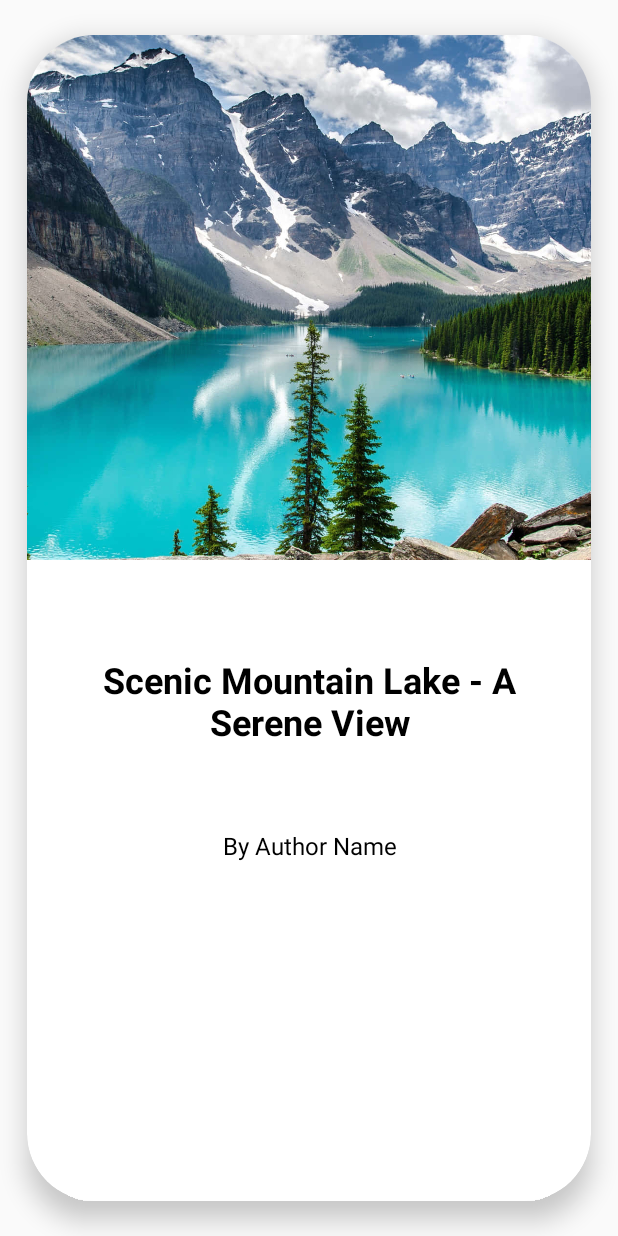
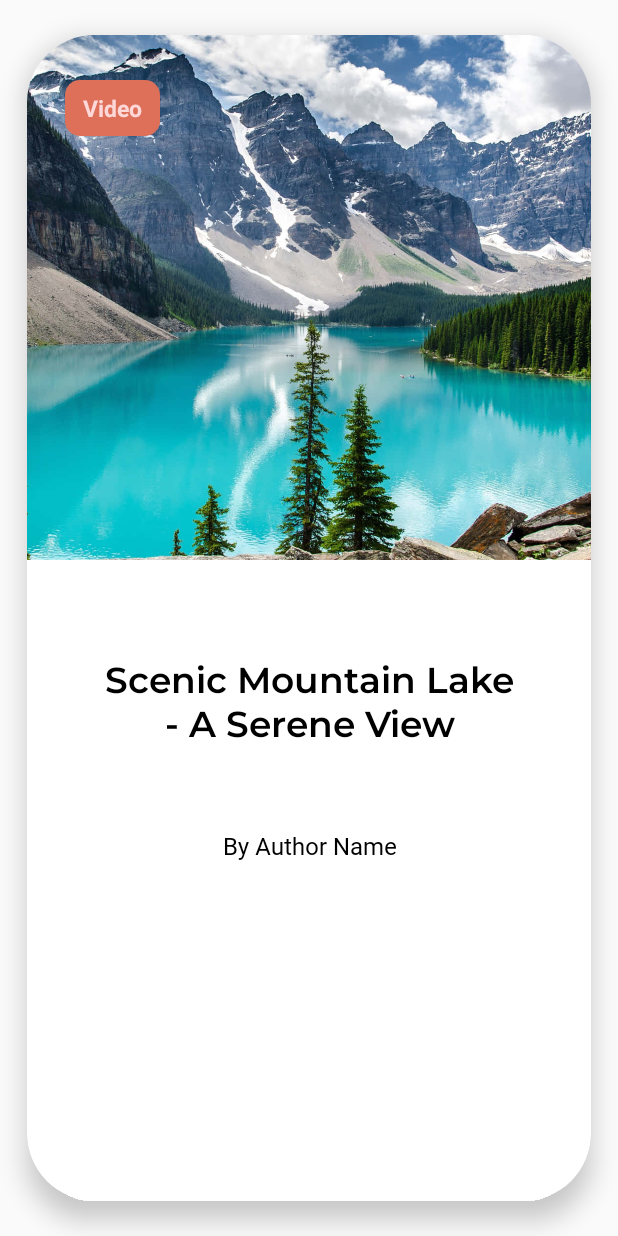
Before and after one commit to fyiernzy/UM_WIA2007_Assignment, an Android app: the layout card_item.xml on its own in the app's theme, with its tools: preview values and no code run, on a phone screen of 412 x 824 dp. Run offline under Robolectric (Android 15) with nearby library versions, the phone set to English and light mode, and no system bars; Roboto replaces fonts that are not available here.

Commit message:
Update layout files

```diff
--- a/BetterHer2/app/src/main/res/layout/activity_create_post.xml
+++ b/BetterHer2/app/src/main/res/layout/activity_create_post.xml
@@ -43,7 +43,6 @@
                         android:layout_height="match_parent"
                         android:backgroundTint="#FC9E8B"
                         android:contentDescription="Upload Image"
-                        android:text="+"
                         android:textSize="30sp"
                         android:textColor="@color/white"
                         android:fontFamily="@font/montserrat_semi_bold"
--- a/BetterHer2/app/src/main/res/layout/activity_forum.xml
+++ b/BetterHer2/app/src/main/res/layout/activity_forum.xml
@@ -21,7 +21,7 @@
                 android:layout_height="wrap_content"
                 android:gravity="center"
                 android:padding="12dp"
-                android:text="Title"
+                android:text="Forum"
                 android:textSize="24sp"
                 android:fontFamily="@font/montserrat_extra_bold"
                 android:textColor="#DE000000" /> <!-- Adjusted color for better contrast -->
--- a/BetterHer2/app/src/main/res/layout/card_item.xml
+++ b/BetterHer2/app/src/main/res/layout/card_item.xml
@@ -30,6 +30,7 @@
         <!-- Video title, centered and with increased size -->
         <TextView
             android:id="@+id/tvTitle"
+            android:fontFamily="@font/montserrat_semi_bold"
             android:layout_width="0dp"
             android:layout_height="0dp"
             android:layout_marginTop="16dp"
@@ -52,9 +53,19 @@
             app:layout_constraintWidth_percent="0.8"
             tools:text="Scenic Mountain Lake - A Serene View" />
 
+        <include
+            android:id="@+id/card_label"
+            layout="@layout/card_label_large"
+            android:layout_width="wrap_content"
+            android:layout_height="wrap_content"
+            android:layout_marginLeft="25dp"
+            android:layout_marginTop="30dp"
+            app:layout_constraintStart_toStartOf="parent"
+            app:layout_constraintTop_toTopOf="parent" />
 
         <!-- New TextView for the author -->
         <TextView
+            android:fontFamily="@font/montserrat_regular"
             android:id="@+id/tvAuthor"
             android:layout_width="0dp"
             android:layout_height="wrap_content"
--- a/BetterHer2/app/src/main/res/layout/card_label_large.xml
+++ b/BetterHer2/app/src/main/res/layout/card_label_large.xml
@@ -6,6 +6,7 @@
     android:backgroundTint="#DE6F59">
 
     <TextView
+        android:id="@+id/tvLabel"
         android:layout_width="wrap_content"
         android:layout_height="wrap_content"
         android:background="@drawable/rounded_corner_background_large"
--- a/BetterHer2/app/src/main/res/layout/card_label_small.xml
+++ b/BetterHer2/app/src/main/res/layout/card_label_small.xml
@@ -6,6 +6,7 @@
     android:backgroundTint="#DE6F59">
 
     <TextView
+        android:id="@+id/tvLabel"
         android:layout_width="wrap_content"
         android:layout_height="wrap_content"
         android:background="@drawable/rounded_corner_background_small"
--- a/BetterHer2/app/src/main/res/layout/information_hub.xml
+++ b/BetterHer2/app/src/main/res/layout/information_hub.xml
@@ -1,4 +1,5 @@
 <?xml version="1.0" encoding="utf-8"?>
+
 <androidx.constraintlayout.widget.ConstraintLayout xmlns:android="http://schemas.android.com/apk/res/android"
     xmlns:app="http://schemas.android.com/apk/res-auto"
     xmlns:tools="http://schemas.android.com/tools"
--- a/BetterHer2/app/src/main/res/layout/section_card_item.xml
+++ b/BetterHer2/app/src/main/res/layout/section_card_item.xml
@@ -38,16 +38,18 @@
             app:layout_constraintTop_toTopOf="parent" />
 
         <TextView
+            android:textColor="@color/black"
             android:id="@+id/tvTitle"
             android:layout_width="0dp"
             android:layout_height="0dp"
             android:layout_marginTop="15dp"
             android:ellipsize="end"
+            android:gravity="center"
             android:fontFamily="@font/montserrat_bold"
             android:textAlignment="center"
-            android:textSize="13sp"
+            android:textSize="12sp"
             android:textStyle="bold"
-            app:autoSizeMaxTextSize="13sp"
+            app:autoSizeMaxTextSize="15sp"
             app:autoSizeMinTextSize="11sp"
             app:autoSizeStepGranularity="1sp"
             app:autoSizeTextType="uniform"
```
